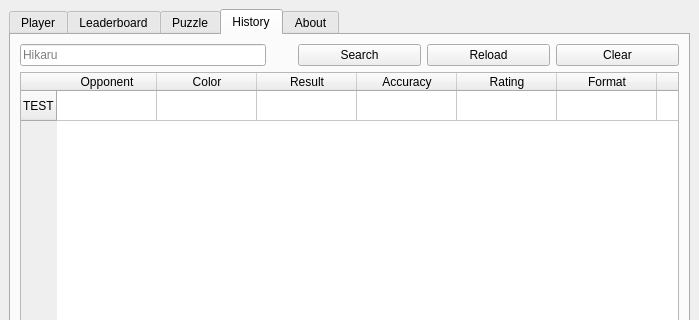
Old version of the form src/interface/main_window.ui in the repository afmdiazh/Chess-Dot-Py; both pictures show x 0 to 699 and y 0 to 320 of the 699 by 600 pixel window.
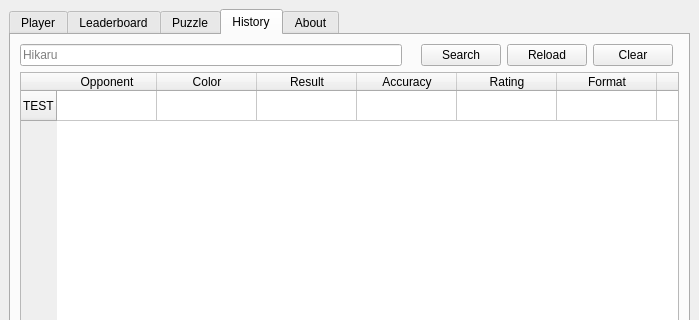
New version of the form. The open tabs and pages were chosen to show the change. Icons and pictures are not drawn. Custom widgets are drawn as their Qt base class.

```diff
--- a/src/interface/main_window.ui
+++ b/src/interface/main_window.ui
@@ -1821,36 +1821,6 @@
           <string>History</string>
          </attribute>
          <layout class="QGridLayout" name="gridLayout_15">
-          <item row="0" column="4">
-           <widget class="QPushButton" name="pushButtonHistoryReload">
-            <property name="toolTip">
-             <string>&lt;html&gt;&lt;head/&gt;&lt;body&gt;&lt;p align=&quot;center&quot;&gt;Reload player&lt;/p&gt;&lt;/body&gt;&lt;/html&gt;</string>
-            </property>
-            <property name="text">
-             <string>Reload</string>
-            </property>
-           </widget>
-          </item>
-          <item row="0" column="5">
-           <widget class="QPushButton" name="pushButtonHistoryClear">
-            <property name="toolTip">
-             <string>&lt;html&gt;&lt;head/&gt;&lt;body&gt;&lt;p align=&quot;center&quot;&gt;Clear section&lt;/p&gt;&lt;/body&gt;&lt;/html&gt;</string>
-            </property>
-            <property name="text">
-             <string>Clear</string>
-            </property>
-           </widget>
-          </item>
-          <item row="0" column="3">
-           <widget class="QPushButton" name="pushButtonHistorySearch">
-            <property name="toolTip">
-             <string>&lt;html&gt;&lt;head/&gt;&lt;body&gt;&lt;p align=&quot;center&quot;&gt;Search player&lt;/p&gt;&lt;/body&gt;&lt;/html&gt;</string>
-            </property>
-            <property name="text">
-             <string>Search</string>
-            </property>
-           </widget>
-          </item>
           <item row="1" column="0" colspan="6">
            <layout class="QVBoxLayout" name="verticalLayoutHistory">
             <item>
@@ -1907,7 +1877,17 @@
             </item>
            </layout>
           </item>
-          <item row="0" column="2">
+          <item row="0" column="0">
+           <widget class="QLineEdit" name="lineEditPlayerHistory">
+            <property name="placeholderText">
+             <string>Hikaru</string>
+            </property>
+            <property name="clearButtonEnabled">
+             <bool>false</bool>
+            </property>
+           </widget>
+          </item>
+          <item row="0" column="1">
            <widget class="QLabel" name="loadingHistory">
             <property name="maximumSize">
              <size>
@@ -1926,13 +1906,33 @@
             </property>
            </widget>
           </item>
-          <item row="0" column="0" colspan="2">
-           <widget class="QLineEdit" name="lineEditPlayerHistory">
-            <property name="placeholderText">
-             <string>Hikaru</string>
+          <item row="0" column="2">
+           <widget class="QPushButton" name="pushButtonHistorySearch">
+            <property name="toolTip">
+             <string>&lt;html&gt;&lt;head/&gt;&lt;body&gt;&lt;p align=&quot;center&quot;&gt;Search player&lt;/p&gt;&lt;/body&gt;&lt;/html&gt;</string>
             </property>
-            <property name="clearButtonEnabled">
-             <bool>false</bool>
+            <property name="text">
+             <string>Search</string>
+            </property>
+           </widget>
+          </item>
+          <item row="0" column="3">
+           <widget class="QPushButton" name="pushButtonHistoryReload">
+            <property name="toolTip">
+             <string>&lt;html&gt;&lt;head/&gt;&lt;body&gt;&lt;p align=&quot;center&quot;&gt;Reload player&lt;/p&gt;&lt;/body&gt;&lt;/html&gt;</string>
+            </property>
+            <property name="text">
+             <string>Reload</string>
+            </property>
+           </widget>
+          </item>
+          <item row="0" column="4">
+           <widget class="QPushButton" name="pushButtonHistoryClear">
+            <property name="toolTip">
+             <string>&lt;html&gt;&lt;head/&gt;&lt;body&gt;&lt;p align=&quot;center&quot;&gt;Clear section&lt;/p&gt;&lt;/body&gt;&lt;/html&gt;</string>
+            </property>
+            <property name="text">
+             <string>Clear</string>
             </property>
            </widget>
           </item>
```
Left out of the diff: 1 changed line with no effect on the pictures.
